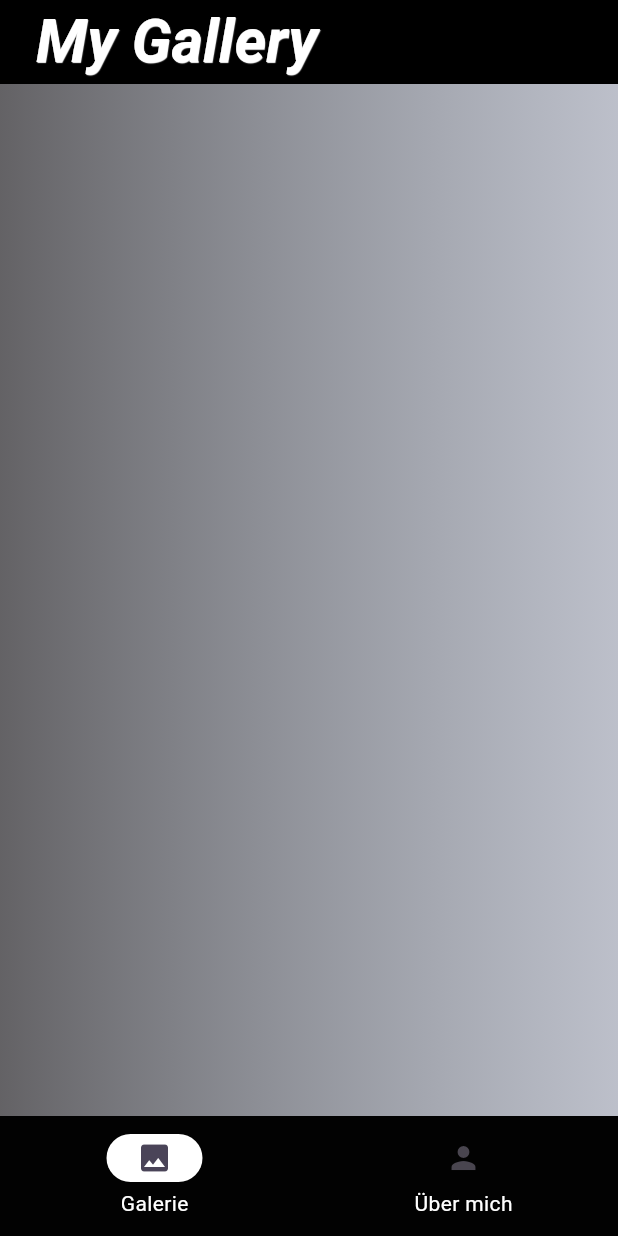
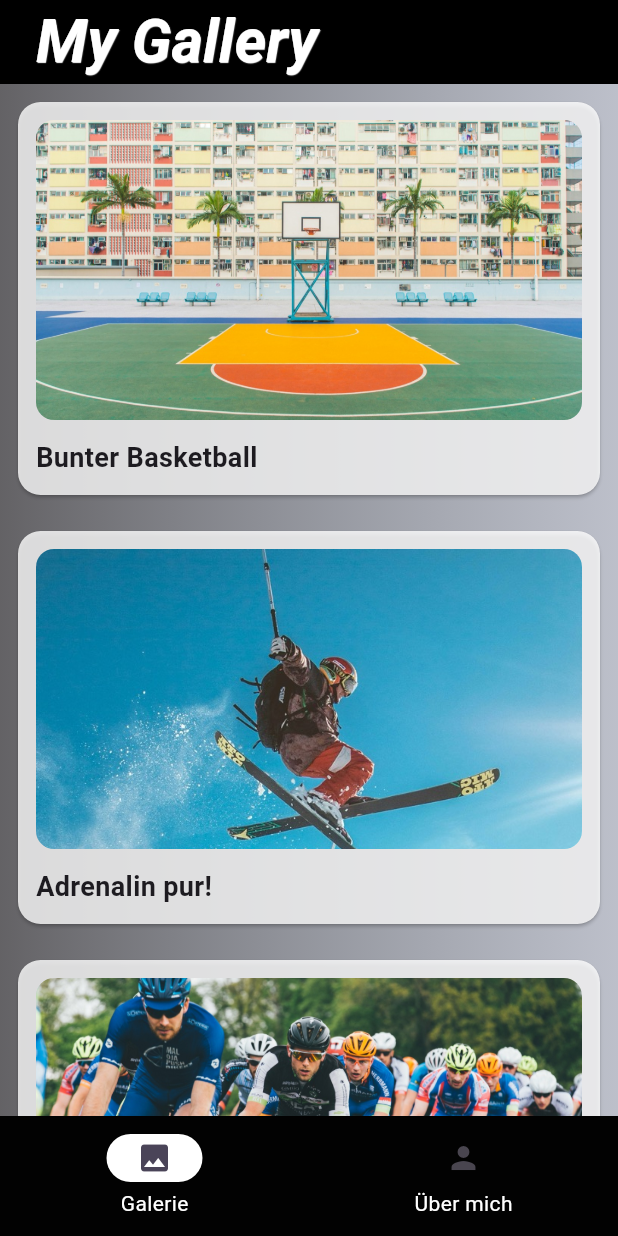
Before and after one commit to Beyz61/ps_13_bildergalerie, a Flutter app: the screen it shows after launch, on a phone screen of 412 x 824 dp. Run offline on Flutter 3.47's test engine with Material 3 defaults, Android fonts, the phone set to English and light mode, and no system bars.

Commit message:
Add GallerWidget and Gallery Card with ListView.builder

```diff
--- /dev/null
+++ b/lib/gallery_card.dart
@@ -0,0 +1,43 @@
+import 'package:flutter/material.dart';
+import 'package:ps_13_bildergalerie/data/gallery_item_class.dart';
+
+class GalleryCard extends StatelessWidget {
+  final GalleryItem item;
+
+  const GalleryCard({super.key, required this.item});
+
+  @override
+  Widget build(BuildContext context) {
+    return Card( // Karte für das Bild
+      margin: const EdgeInsets.all(12.0),
+      color: Colors.white.withOpacity(0.8),
+      shape: RoundedRectangleBorder(borderRadius: BorderRadius.circular(15.0)),
+      child: Padding(
+        padding: const EdgeInsets.all(12.0),
+        child: Column(
+          crossAxisAlignment: CrossAxisAlignment.start,
+          children: [
+            ClipRRect( // ist dafür da, dass das Bild abgerundet ist
+              borderRadius: BorderRadius.circular(12.0),
+              child: Image.asset(
+                item.imagePath,
+                height: 200,
+                width: double.infinity,
+                fit: BoxFit.cover,
+              ),
+            ),
+            const SizedBox(height: 12),
+            Text(
+              item.imageTitle,
+              style: const TextStyle(
+                fontSize: 18,
+                fontWeight: FontWeight.bold,
+              ),
+            ),
+
+           ],
+        ),
+      ),
+    );
+  }
+}
--- a/lib/gallery_widget.dart
+++ b/lib/gallery_widget.dart
@@ -1,9 +1,10 @@
 import 'package:flutter/material.dart';
+import 'package:ps_13_bildergalerie/data/gallery_item.dart';
+import 'package:ps_13_bildergalerie/detail_screen.dart';
+import 'package:ps_13_bildergalerie/gallery_card.dart';
 
 class GalleryWidget extends StatelessWidget {
-  const GalleryWidget({
-    super.key,
-  });
+  const GalleryWidget({super.key});
 
   @override
   Widget build(BuildContext context) {
@@ -12,24 +13,25 @@ class GalleryWidget extends StatelessWidget {
         backgroundColor: const Color.fromARGB(255, 0, 0, 0),
         title: const Padding(
           padding: EdgeInsets.all(8.0),
-            child: Text("My Gallery",
+          child: Text(
+            "My Gallery",
             style: TextStyle(
               fontSize: 40,
               color: Color.fromARGB(255, 255, 255, 255),
               fontWeight: FontWeight.bold,
-                    fontStyle:  FontStyle.italic,
-                     shadows:  [
+              fontStyle: FontStyle.italic,
+              shadows: [
                 Shadow(
                   blurRadius: 0.1,
                   color: Color.fromARGB(255, 255, 255, 255),
                   offset: Offset(0.5, 0.5),
                 ),
-                ],),
-
+              ],
             ),
           ),
         ),
-      body: Container(
+      ),
+      body: Container( // mein Hintergrund
         decoration: const BoxDecoration(
           gradient: LinearGradient(
             colors: [
@@ -38,6 +40,24 @@ class GalleryWidget extends StatelessWidget {
             ],
           ),
         ),
+child: ListView.builder( // ich kann durch die Bilder scrollen
+  itemCount: galleryData.length,
+  itemBuilder: (context, index) {
+    final galleryItem = galleryData[index];
+    return GestureDetector( // ich kann auf das Bild klicken
+      onTap: () {
+        Navigator.push(
+          context,
+          MaterialPageRoute(
+            builder: (context) => const DetailScreen( // komme so zum DetailScreen
+            ),
+          ),
+        );
+      },
+      child: GalleryCard(item: galleryItem), // hole mir die Bilder aus der gallery_card.dart
+    );
+  },
+),
       ),
     );
   }
```
Lines whose indentation alone changed are shown as unchanged.
